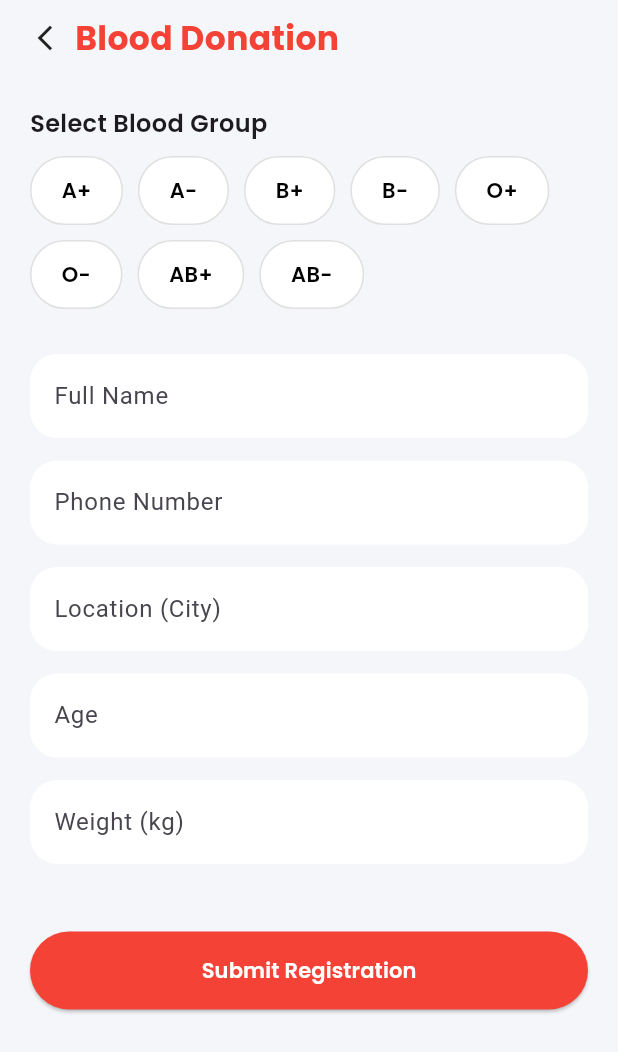
After one commit to Atharvakumkar/Organ-Donation-App, a Flutter app: the screen it shows after launch, after a tap on "Blood Donation", on a phone screen of 412 x 824 dp. The commit adds this screen. Shown: the top 1052 px of the screen. Run offline on Flutter 3.47's test engine with Material 3 defaults, Android fonts, the phone set to English and light mode, and no system bars; our stand-ins replace cloud_firestore, firebase_core, font_awesome_flutter, google_fonts, smooth_page_indicator; accounts and stored records are empty.

Commit message:
Final working app

```diff
--- /dev/null
+++ b/lib/bloodDonation.dart
@@ -0,0 +1,258 @@
+import 'package:flutter/material.dart';
+import 'package:google_fonts/google_fonts.dart';
+import 'package:cloud_firestore/cloud_firestore.dart';
+
+class BloodDonationScreen extends StatefulWidget {
+  const BloodDonationScreen({super.key});
+
+  @override
+  State<BloodDonationScreen> createState() => _BloodDonationScreenState();
+}
+
+class _BloodDonationScreenState extends State<BloodDonationScreen> {
+
+  final _formKey = GlobalKey<FormState>();
+
+  final nameController = TextEditingController();
+  final phoneController = TextEditingController();
+  final locationController = TextEditingController();
+  final ageController = TextEditingController();
+  final weightController = TextEditingController();
+
+  String? selectedBloodGroup;
+  bool isLoading = false;
+
+  final List<String> bloodGroups = [
+    "A+", "A-", "B+", "B-",
+    "O+", "O-", "AB+", "AB-"
+  ];
+
+  Future<void> submitData() async {
+    if (!_formKey.currentState!.validate() || selectedBloodGroup == null) {
+      ScaffoldMessenger.of(context).showSnackBar(
+        const SnackBar(
+          content: Text("Please complete all fields"),
+          backgroundColor: Colors.red,
+        ),
+      );
+      return;
+    }
+
+    setState(() => isLoading = true);
+
+    try {
+      await FirebaseFirestore.instance
+          .collection("blood_donors")
+          .add({
+        "name": nameController.text.trim(),
+        "phone": phoneController.text.trim(),
+        "location": locationController.text.trim().toLowerCase(),
+        "age": int.parse(ageController.text.trim()),
+        "weight": int.parse(weightController.text.trim()),
+        "bloodGroup": selectedBloodGroup,
+        "createdAt": Timestamp.now(),
+      });
+
+      ScaffoldMessenger.of(context).showSnackBar(
+        const SnackBar(
+          content: Text("Blood Donation Registration Successful"),
+          backgroundColor: Colors.green,
+        ),
+      );
+
+      // Clear form
+      nameController.clear();
+      phoneController.clear();
+      locationController.clear();
+      ageController.clear();
+      weightController.clear();
+
+      setState(() {
+        selectedBloodGroup = null;
+      });
+
+    } catch (e) {
+      ScaffoldMessenger.of(context).showSnackBar(
+        SnackBar(
+          content: Text("Error: $e"),
+          backgroundColor: Colors.red,
+        ),
+      );
+    }
+
+    setState(() => isLoading = false);
+  }
+
+  @override
+  Widget build(BuildContext context) {
+    return Scaffold(
+      backgroundColor: const Color(0xFFF4F6F9),
+      body: SafeArea(
+        child: Column(
+          crossAxisAlignment: CrossAxisAlignment.start,
+          children: [
+
+            Padding(
+              padding: const EdgeInsets.symmetric(horizontal: 20, vertical: 10),
+              child: Row(
+                children: [
+                  GestureDetector(
+                    onTap: () => Navigator.pop(context),
+                    child: const Icon(Icons.arrow_back_ios_new, size: 20),
+                  ),
+                  const SizedBox(width: 10),
+                  Text(
+                    "Blood Donation",
+                    style: GoogleFonts.poppins(
+                      fontSize: 22,
+                      fontWeight: FontWeight.bold,
+                      color: Colors.red,
+                    ),
+                  ),
+                ],
+              ),
+            ),
+
+            Expanded(
+              child: SingleChildScrollView(
+                padding: const EdgeInsets.symmetric(horizontal: 20),
+                child: Form(
+                  key: _formKey,
+                  child: Column(
+                    crossAxisAlignment: CrossAxisAlignment.start,
+                    children: [
+
+                      const SizedBox(height: 20),
+
+                      Text(
+                        "Select Blood Group",
+                        style: GoogleFonts.poppins(
+                          fontSize: 16,
+                          fontWeight: FontWeight.w600,
+                        ),
+                      ),
+
+                      const SizedBox(height: 10),
+
+                      Wrap(
+                        spacing: 10,
+                        runSpacing: 10,
+                        children: bloodGroups.map((group) {
+                          final isSelected = selectedBloodGroup == group;
+                          return GestureDetector(
+                            onTap: () {
+                              setState(() {
+                                selectedBloodGroup = group;
+                              });
+                            },
+                            child: Container(
+                              padding: const EdgeInsets.symmetric(
+                                  horizontal: 20, vertical: 12),
+                              decoration: BoxDecoration(
+                                color: isSelected ? Colors.red : Colors.white,
+                                borderRadius: BorderRadius.circular(30),
+                                border: Border.all(
+                                  color: isSelected
+                                      ? Colors.red
+                                      : Colors.grey.shade300,
+                                ),
+                              ),
+                              child: Text(
+                                group,
+                                style: GoogleFonts.poppins(
+                                  color: isSelected
+                                      ? Colors.white
+                                      : Colors.black,
+                                  fontWeight: FontWeight.w600,
+                                ),
+                              ),
+                            ),
+                          );
+                        }).toList(),
+                      ),
+
+                      const SizedBox(height: 30),
+
+                      buildField("Full Name", nameController),
+                      buildField("Phone Number", phoneController,
+                          keyboardType: TextInputType.phone),
+                      buildField("Location (City)", locationController),
+                      buildField("Age", ageController,
+                          keyboardType: TextInputType.number),
+                      buildField("Weight (kg)", weightController,
+                          keyboardType: TextInputType.number),
+
+                      const SizedBox(height: 30),
+
+                      SizedBox(
+                        width: double.infinity,
+                        child: ElevatedButton(
+                          style: ElevatedButton.styleFrom(
+                            backgroundColor: Colors.red,
+                            padding: const EdgeInsets.symmetric(vertical: 16),
+                            shape: RoundedRectangleBorder(
+                              borderRadius: BorderRadius.circular(30),
+                            ),
+                          ),
+                          onPressed: isLoading ? null : submitData,
+                          child: isLoading
+                              ? const CircularProgressIndicator(
+                            color: Colors.white,
+                          )
+                              : Text(
+                            "Submit Registration",
+                            style: GoogleFonts.poppins(
+                              color: Colors.white,
+                              fontWeight: FontWeight.w600,
+                            ),
+                          ),
+                        ),
+                      ),
+
+                      const SizedBox(height: 40),
+                    ],
+                  ),
+                ),
+              ),
+            ),
+          ],
+        ),
+      ),
+    );
+  }
+
+  Widget buildField(String label, TextEditingController controller,
+      {TextInputType? keyboardType}) {
+    return Padding(
+      padding: const EdgeInsets.only(bottom: 15),
+      child: TextFormField(
+        controller: controller,
+        keyboardType: keyboardType,
+        validator: (value) {
+          if (value == null || value.isEmpty) return "Required";
+
+          if (label == "Age") {
+            int age = int.tryParse(value) ?? 0;
+            if (age < 18) return "Must be 18+";
+          }
+
+          if (label == "Weight (kg)") {
+            int weight = int.tryParse(value) ?? 0;
+            if (weight < 50) return "Minimum 50kg required";
+          }
+
+          return null;
+        },
+        decoration: InputDecoration(
+          labelText: label,
+          filled: true,
+          fillColor: Colors.white,
+          border: OutlineInputBorder(
+            borderRadius: BorderRadius.circular(18),
+            borderSide: BorderSide.none,
+          ),
+        ),
+      ),
+    );
+  }
+}
--- a/lib/homeScreen.dart
+++ b/lib/homeScreen.dart
@@ -1,5 +1,6 @@
 import 'package:flutter/material.dart';
 import 'package:google_fonts/google_fonts.dart';
+import 'package:organ_donation_app/bloodDonation.dart';
 import 'package:smooth_page_indicator/smooth_page_indicator.dart';
 
 import 'article_detail_screen.dart';
@@ -104,11 +105,11 @@ class _HomeScreenState extends State<HomeScreen> {
       child: Align(
         alignment: Alignment.centerLeft,
         child: Text(
-          "Hello User",
-          style: GoogleFonts.poppins(
+          "DonorSync",
+          style: GoogleFonts.raleway(
             fontSize: 28,
-            fontWeight: FontWeight.w600,
-            color: Colors.black87,
+            fontWeight: FontWeight.w700,
+            color: Colors.lightGreen,
           ),
         ),
       ),
@@ -133,8 +134,15 @@ class _HomeScreenState extends State<HomeScreen> {
             children: [
               Expanded(
                 child: GestureDetector(
-                  onTap: () =>
-                      _showComingSoon(context, "Blood Donation"),
+                  onTap: () {
+                    Navigator.push(
+                      context,
+                      MaterialPageRoute(
+                        builder: (_) => BloodDonationScreen(),
+                      ),
+                    );
+                  },
+
                   child: _bigDonorButton(
                     icon: Icons.bloodtype,
                     label: "Blood Donation",
--- a/lib/main.dart
+++ b/lib/main.dart
@@ -1,4 +1,5 @@
 import 'package:flutter/material.dart';
+import 'package:firebase_core/firebase_core.dart';
 import 'package:organ_donation_app/homeScreen.dart';
 import 'signUpPage.dart';
 import 'loginPage.dart';
@@ -6,7 +7,9 @@ import 'screen.dart';
 import 'homeScreen.dart';
 import 'profilePage.dart';
 
-void main() {
+Future<void> main() async {
+  WidgetsFlutterBinding.ensureInitialized();
+  await Firebase.initializeApp();
   runApp(const MyApp());
 }
 
```
Also changed, not shown: lib/article_detail_screen.dart (+2 -9 lines), lib/emergency_results_screen.dart (+131 -93 lines), lib/organ_registration_form.dart (+104 -89 lines), pubspec.yaml (+5 -2 lines), pubspec.lock, 7 other files.
